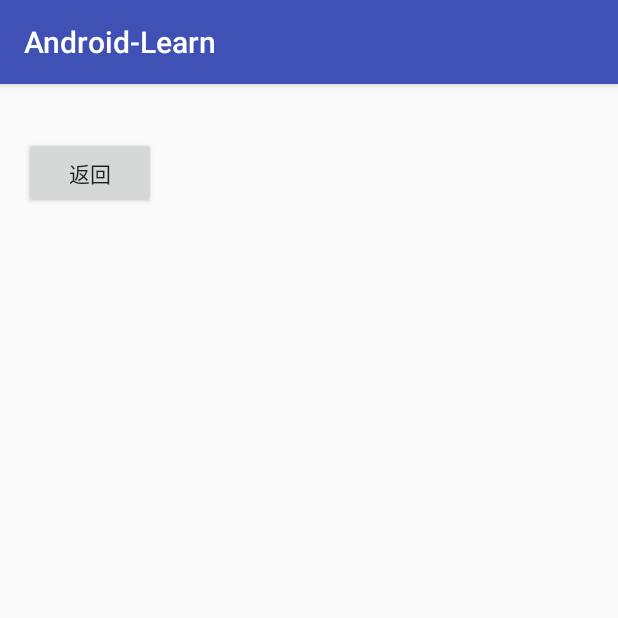
After one commit to lixiong0802/android-learn, an Android app: the IntentResultActivity screen opened directly, with no data from a screen before it, on a phone screen of 412 x 824 dp, the top half of it. The commit adds this screen. Run offline under Robolectric (Android 15) with nearby library versions, the phone set to English and light mode, and no system bars; 1 statement that could not run was skipped.

Commit message:
控件实例测试！！！

```diff
--- a/app/src/main/AndroidManifest.xml
+++ b/app/src/main/AndroidManifest.xml
@@ -30,7 +30,9 @@
         <activity android:name=".LoginUIActivity" />
         <activity android:name=".ControlExampleActivity" />
         <activity android:name=".ControlTabhostActivity" />
-        <activity android:name=".AlertDialogActivity"></activity>
+        <activity android:name=".AlertDialogActivity" />
+        <activity android:name=".OptionsMenuActivity" />
+        <activity android:name=".IntentResultActivity"></activity>
     </application>
 
 </manifest>
--- /dev/null
+++ b/app/src/main/java/com/example/lx/android_learn/IntentResultActivity.java
@@ -0,0 +1,47 @@
+package com.example.lx.android_learn;
+
+import android.content.Intent;
+import android.os.Parcelable;
+import android.support.v7.app.AppCompatActivity;
+import android.os.Bundle;
+import android.view.View;
+import android.widget.Button;
+import android.widget.TextView;
+import android.widget.Toast;
+
+import com.example.lx.android_learn.model.User;
+
+import java.util.zip.InflaterInputStream;
+
+public class IntentResultActivity extends AppCompatActivity {
+
+    private Button btn_back;
+    private TextView txt_result;
+
+
+    @Override
+    protected void onCreate(Bundle savedInstanceState) {
+        super.onCreate(savedInstanceState);
+        setContentView(R.layout.activity_intent_result);
+
+        txt_result = (TextView) this.findViewById(R.id.txt_result);
+        Intent intent = getIntent();
+        txt_result.setText(intent.getStringExtra("text"));
+
+        User user = intent.getParcelableExtra("user");
+        Toast.makeText(this, user.toString(), Toast.LENGTH_LONG).show();
+
+        btn_back = (Button) this.findViewById(R.id.btn_back);
+        btn_back.setOnClickListener(new View.OnClickListener() {
+            @Override
+            public void onClick(View v) {
+
+                Intent re = new Intent(IntentResultActivity.this, MainActivity.class);
+
+                re.putExtra("result", "result");
+                IntentResultActivity.this.setResult(22, re);
+                IntentResultActivity.this.finish();
+            }
+        });
+    }
+}
--- /dev/null
+++ b/app/src/main/res/layout/activity_intent_result.xml
@@ -0,0 +1,24 @@
+<?xml version="1.0" encoding="utf-8"?>
+<LinearLayout xmlns:android="http://schemas.android.com/apk/res/android"
+    xmlns:tools="http://schemas.android.com/tools"
+    android:layout_width="match_parent"
+    android:layout_height="match_parent"
+    android:orientation="vertical"
+    android:paddingBottom="@dimen/activity_vertical_margin"
+    android:paddingLeft="@dimen/activity_horizontal_margin"
+    android:paddingRight="@dimen/activity_horizontal_margin"
+    android:paddingTop="@dimen/activity_vertical_margin"
+    tools:context="com.example.lx.android_learn.IntentResultActivity">
+
+    <TextView
+        android:id="@+id/txt_result"
+        android:layout_width="wrap_content"
+        android:layout_height="wrap_content" />
+
+    <Button
+        android:id="@+id/btn_back"
+        android:layout_width="wrap_content"
+        android:layout_height="wrap_content"
+        android:text="返回" />
+
+</LinearLayout>
```
Also changed, not shown: app/src/main/java/com/example/lx/android_learn/MainActivity.java (+33 -0 lines), app/src/main/java/com/example/lx/android_learn/OptionsMenuActivity.java (added, +88 -0 lines), app/src/main/java/com/example/lx/android_learn/model/User.java (added, +73 -0 lines), app/src/main/res/layout/activity_main.xml (+13 -0 lines), app/src/main/res/layout/activity_options_menu.xml (added, +17 -0 lines).
